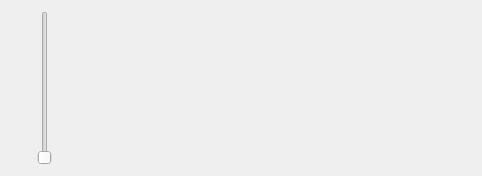
RinatB2017/mega_GIT, file Qt/my_programm/_For_tests/src/mainbox/ui/mainbox.ui: the form before one commit.
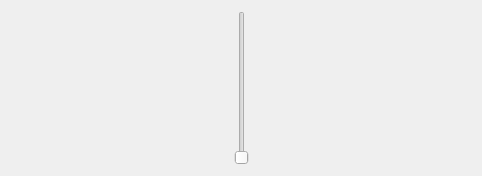
The form after the commit. Custom widgets are drawn as their Qt base class.

```diff
--- a/Qt/my_programm/_For_tests/src/mainbox/ui/mainbox.ui
+++ b/Qt/my_programm/_For_tests/src/mainbox/ui/mainbox.ui
@@ -39,17 +39,7 @@
     </widget>
    </item>
    <item>
-    <spacer name="horizontalSpacer">
-     <property name="orientation">
-      <enum>Qt::Horizontal</enum>
-     </property>
-     <property name="sizeHint" stdset="0">
-      <size>
-       <width>40</width>
-       <height>20</height>
-      </size>
-     </property>
-    </spacer>
+    <widget class="QHexEdit" name="hex_widget" native="true"/>
    </item>
   </layout>
  </widget>
@@ -60,6 +50,12 @@
    <header>safe.hpp</header>
    <container>1</container>
   </customwidget>
+  <customwidget>
+   <class>QHexEdit</class>
+   <extends>QWidget</extends>
+   <header>qhexedit.h</header>
+   <container>1</container>
+  </customwidget>
  </customwidgets>
  <resources/>
  <connections/>
```
